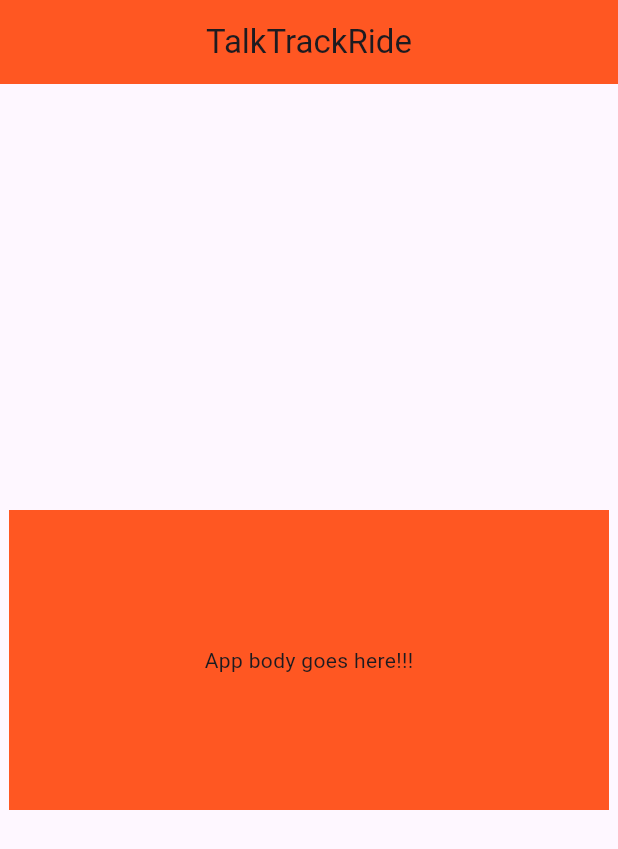
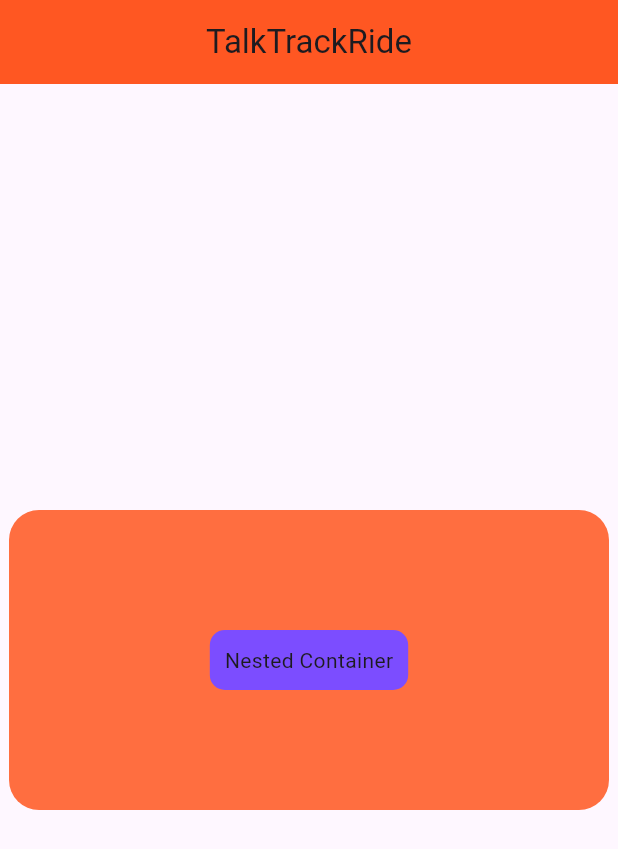
Before and after one commit to deadmanscode/Flutter_tutorials, a Flutter app: the screen it shows after launch, on a phone screen of 412 x 824 dp. Shown: the top 849 px of the screen. Run offline on Flutter 3.47's test engine with Material 3 defaults, Android fonts, the phone set to English and light mode, and no system bars.

Commit message:
Demonstration - Nested Container
Container within a container
Contianer Decoration and Padding

Mohanraj

```diff
--- a/dart_first_demo/lib/main.dart
+++ b/dart_first_demo/lib/main.dart
@@ -18,12 +18,17 @@ runApp(const MainApp());
         ),
          body: Center(
           child:Container(
-            color: Colors.deepOrange,
             height: 200,
             width: 400,
+            decoration: BoxDecoration(
+                borderRadius: BorderRadius.circular(20),color: Colors.deepOrangeAccent,),
             alignment: Alignment.center,
-            child: Text('App body goes here!!!'),
-
+            child: Container(
+              decoration: BoxDecoration(
+                borderRadius: BorderRadius.circular(10),color: Colors.deepPurpleAccent,),
+                padding: EdgeInsets.all(10),
+                child: Text("Nested Container"),
+            )
           ),
          ),
        ),
```
